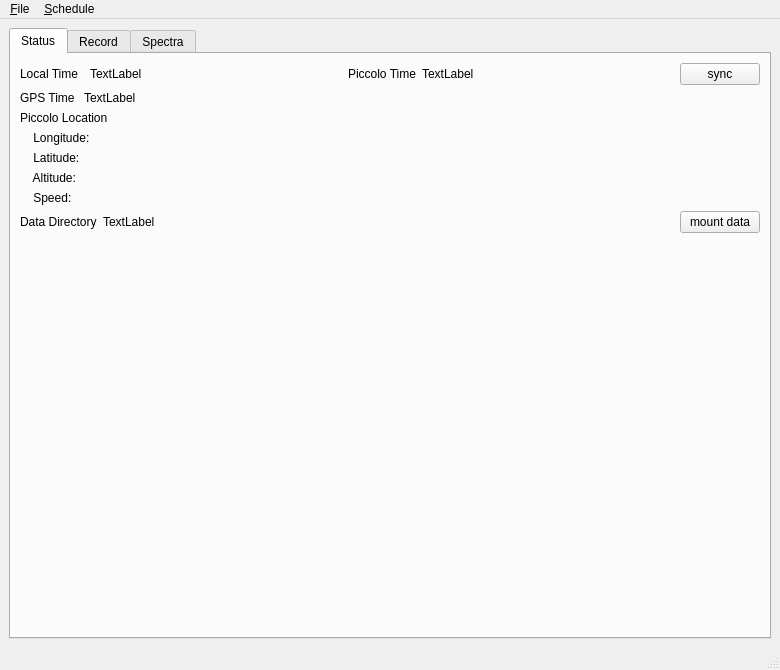
Qt form piccolo2/player/player.ui (TeamPiccolo/piccolo2-player) before a commit.
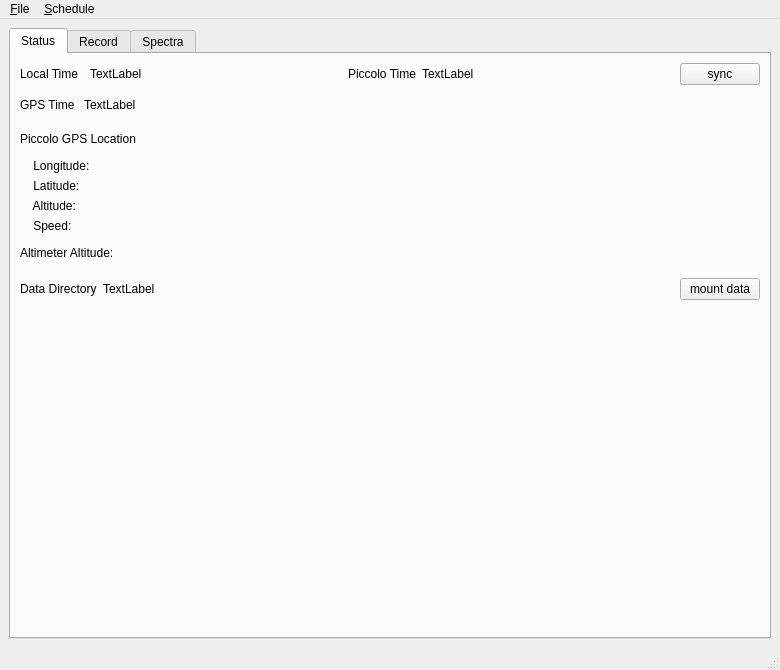
The same form after that commit. The open tabs and pages were chosen to show the change. Custom widgets are drawn as their Qt base class.

Commit message: added toggleable panels for GPS and altimeter reports

Patch:
```diff
--- a/piccolo2/player/player.ui
+++ b/piccolo2/player/player.ui
@@ -127,6 +127,25 @@
          </layout>
         </item>
         <item>
+         <widget class="QWidget" name="gpsContainerWidget" native="true">
+          <property name="minimumSize">
+           <size>
+            <width>0</width>
+            <height>145</height>
+           </size>
+          </property>
+          <property name="contextMenuPolicy">
+           <enum>Qt::DefaultContextMenu</enum>
+          </property>
+          <widget class="QWidget" name="">
+           <property name="geometry">
+            <rect>
+             <x>0</x>
+             <y>0</y>
+             <width>740</width>
+             <height>142</height>
+            </rect>
+           </property>
          <layout class="QHBoxLayout" name="horizontalLayout_11">
           <item>
            <layout class="QVBoxLayout" name="verticalLayout_10">
@@ -154,7 +173,7 @@
             <item>
              <widget class="QLabel" name="label_7">
               <property name="text">
-               <string>Piccolo Location</string>
+                 <string>Piccolo GPS Location</string>
               </property>
              </widget>
             </item>
@@ -242,6 +261,60 @@
            </spacer>
           </item>
          </layout>
+          </widget>
+         </widget>
+        </item>
+        <item>
+         <widget class="QWidget" name="altitudeContainerWidget" native="true">
+          <property name="minimumSize">
+           <size>
+            <width>0</width>
+            <height>30</height>
+           </size>
+          </property>
+          <widget class="QWidget" name="horizontalLayoutWidget">
+           <property name="geometry">
+            <rect>
+             <x>0</x>
+             <y>0</y>
+             <width>740</width>
+             <height>22</height>
+            </rect>
+           </property>
+           <layout class="QHBoxLayout" name="horizontalLayout_13">
+            <property name="topMargin">
+             <number>0</number>
+            </property>
+            <item>
+             <widget class="QLabel" name="label_13">
+              <property name="text">
+               <string>Altimeter Altitude:</string>
+              </property>
+             </widget>
+            </item>
+            <item>
+             <widget class="QLabel" name="altimeterLabel">
+              <property name="text">
+               <string>        </string>
+              </property>
+             </widget>
+            </item>
+            <item>
+             <spacer name="horizontalSpacer_9">
+              <property name="orientation">
+               <enum>Qt::Horizontal</enum>
+              </property>
+              <property name="sizeHint" stdset="0">
+               <size>
+                <width>40</width>
+                <height>20</height>
+               </size>
+              </property>
+             </spacer>
+            </item>
+           </layout>
+          </widget>
+         </widget>
         </item>
         <item>
          <layout class="QHBoxLayout" name="horizontalLayout_9">
```
Left out of the diff: 4 changed lines with no effect on the pictures. Lines whose indentation alone changed are shown as unchanged. The commit also changes 1 other file.
